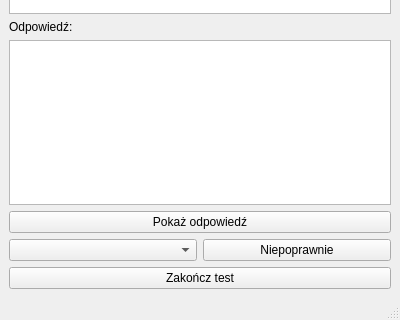
Before: the Qt Designer form src/ui_include/solvetestwindow.ui in bachanekkamil/ZPR, drawn with Qt 5; both pictures show x 0 to 400 and y 180 to 500 of the 400 by 500 pixel window.
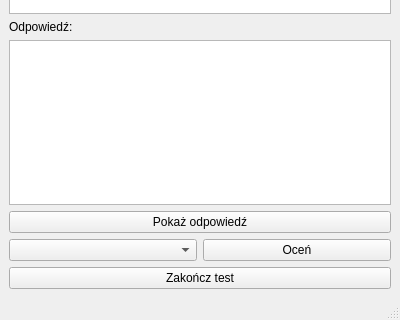
After: the same form once the commit is applied.

Commit message: Gui update - Separate tab for user test and test data base created

Diff of the .ui file:
```diff
--- a/src/ui_include/solvetestwindow.ui
+++ b/src/ui_include/solvetestwindow.ui
@@ -74,7 +74,7 @@
       <item>
        <widget class="QPushButton" name="pushButtonEvaluate">
         <property name="text">
-         <string>Niepoprawnie</string>
+         <string>Oceń</string>
         </property>
        </widget>
       </item>
```
The commit also changes 7 other files.
